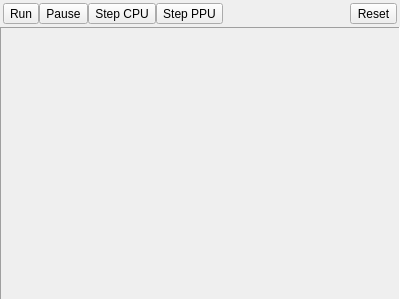
Old version of the form viewers/emulator/nesemulatordialog.ui in the repository christopherpow/nesicide.
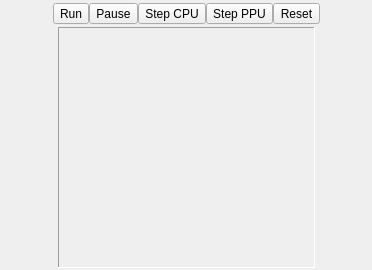
New version of the form. Icons and pictures are not drawn.

The edit to the form file:
```diff
--- a/viewers/emulator/nesemulatordialog.ui
+++ b/viewers/emulator/nesemulatordialog.ui
@@ -6,25 +6,41 @@
    <rect>
     <x>0</x>
     <y>0</y>
-    <width>400</width>
-    <height>300</height>
+    <width>372</width>
+    <height>270</height>
    </rect>
   </property>
   <property name="windowTitle">
    <string>Dialog</string>
   </property>
-  <layout class="QVBoxLayout" name="verticalLayout">
-   <property name="spacing">
+  <layout class="QGridLayout" name="gridLayout_2">
+   <property name="verticalSpacing">
     <number>0</number>
    </property>
    <property name="margin">
     <number>0</number>
    </property>
-   <item>
+   <item row="0" column="0">
     <layout class="QHBoxLayout" name="horizontalLayout">
+     <property name="sizeConstraint">
+      <enum>QLayout::SetDefaultConstraint</enum>
+     </property>
      <property name="margin">
       <number>3</number>
      </property>
+     <item>
+      <spacer name="horizontalSpacer_4">
+       <property name="orientation">
+        <enum>Qt::Horizontal</enum>
+       </property>
+       <property name="sizeHint" stdset="0">
+        <size>
+         <width>40</width>
+         <height>20</height>
+        </size>
+       </property>
+      </spacer>
+     </item>
      <item>
       <widget class="QToolButton" name="playButton">
        <property name="text">
@@ -114,19 +130,6 @@
        </property>
       </widget>
      </item>
-     <item>
-      <spacer name="horizontalSpacer">
-       <property name="orientation">
-        <enum>Qt::Horizontal</enum>
-       </property>
-       <property name="sizeHint" stdset="0">
-        <size>
-         <width>40</width>
-         <height>20</height>
-        </size>
-       </property>
-      </spacer>
-     </item>
      <item>
       <widget class="QToolButton" name="resetButton">
        <property name="sizePolicy">
@@ -150,20 +153,57 @@
        </property>
       </widget>
      </item>
+     <item>
+      <spacer name="horizontalSpacer">
+       <property name="orientation">
+        <enum>Qt::Horizontal</enum>
+       </property>
+       <property name="sizeHint" stdset="0">
+        <size>
+         <width>40</width>
+         <height>20</height>
+        </size>
+       </property>
+      </spacer>
+     </item>
     </layout>
+   </item>
+   <item row="1" column="0">
+    <layout class="QHBoxLayout" name="horizontalLayout_2">
+     <property name="topMargin">
+      <number>0</number>
+     </property>
+     <item>
+      <spacer name="horizontalSpacer_2">
+       <property name="orientation">
+        <enum>Qt::Horizontal</enum>
+       </property>
+       <property name="sizeHint" stdset="0">
+        <size>
+         <width>40</width>
+         <height>20</height>
+        </size>
+       </property>
+      </spacer>
    </item>
    <item>
     <widget class="QFrame" name="frame">
      <property name="sizePolicy">
-      <sizepolicy hsizetype="Preferred" vsizetype="Expanding">
+        <sizepolicy hsizetype="Fixed" vsizetype="Fixed">
        <horstretch>0</horstretch>
        <verstretch>0</verstretch>
       </sizepolicy>
      </property>
      <property name="minimumSize">
       <size>
-       <width>256</width>
-       <height>240</height>
+         <width>257</width>
+         <height>241</height>
+        </size>
+       </property>
+       <property name="sizeIncrement">
+        <size>
+         <width>0</width>
+         <height>0</height>
       </size>
      </property>
      <property name="focusPolicy">
@@ -181,6 +221,21 @@
       </property>
      </layout>
     </widget>
+     </item>
+     <item>
+      <spacer name="horizontalSpacer_3">
+       <property name="orientation">
+        <enum>Qt::Horizontal</enum>
+       </property>
+       <property name="sizeHint" stdset="0">
+        <size>
+         <width>40</width>
+         <height>20</height>
+        </size>
+       </property>
+      </spacer>
+     </item>
+    </layout>
    </item>
   </layout>
  </widget>
```
Lines whose indentation alone changed are shown as unchanged.
